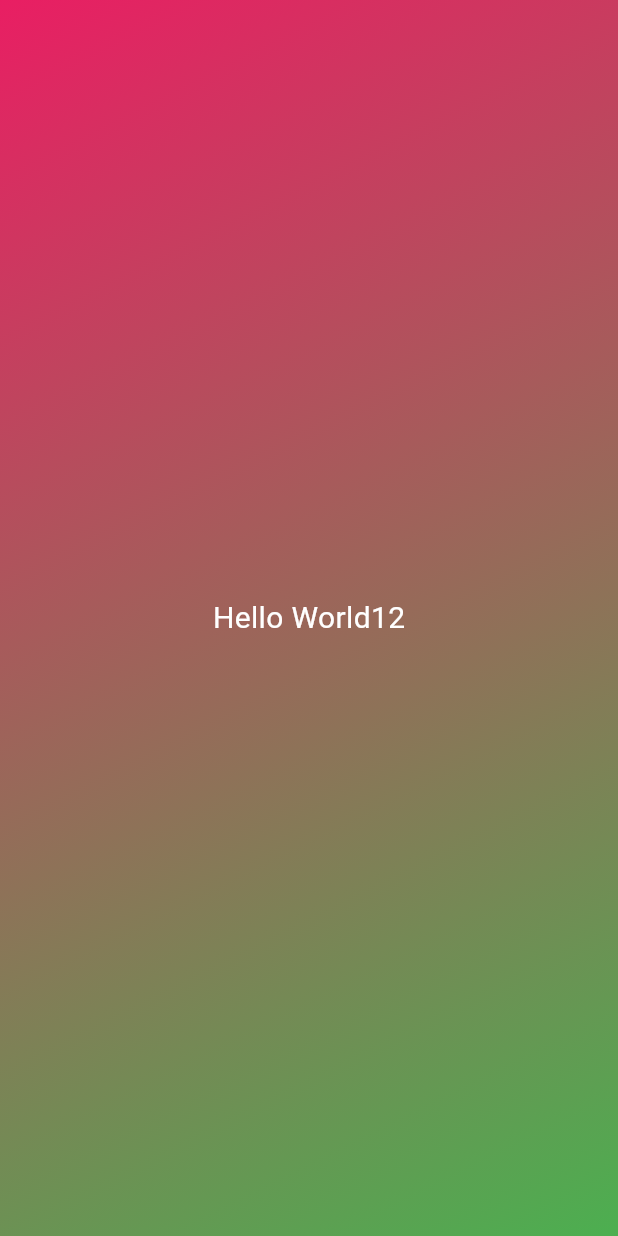
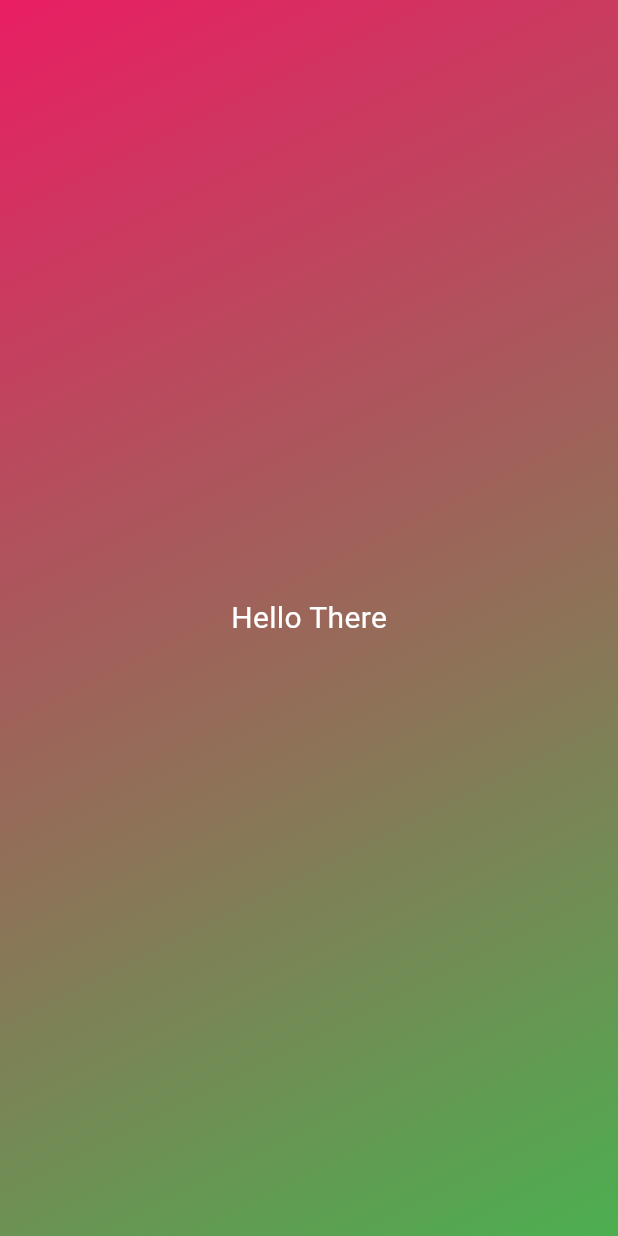
Before and after one commit to podeveloper/flutter-test, a Flutter app: the screen it shows after launch, on a phone screen of 412 x 824 dp. Run offline on Flutter 3.47's test engine with Material 3 defaults, Android fonts, the phone set to English and light mode, and no system bars.

```diff
--- /dev/null
+++ b/lib/gradient_container.dart
@@ -0,0 +1,23 @@
+import 'package:flutter/material.dart';
+
+class GradientContainer extends StatelessWidget {
+const GradientContainer({super.key});
+
+  @override
+  Widget build(context) {
+    return Container(
+          decoration: const BoxDecoration(
+            gradient: LinearGradient(colors: [
+              Colors.pink,
+              Colors.green,
+            ], begin: Alignment.topLeft, end: Alignment.bottomRight),
+          ),
+          child: const Center(
+            child: Text(
+              'Hello There',
+              style: TextStyle(color: Colors.white, fontSize: 20),
+            ),
+          ),
+        );
+  }
+}
--- a/lib/main.dart
+++ b/lib/main.dart
@@ -1,31 +1,12 @@
 import 'package:flutter/material.dart';
+import 'package:test_drive/gradient_container.dart';
 
 void main() {
   runApp(
-    MaterialApp(
+    const MaterialApp(
       home: Scaffold(
         body: GradientContainer(),
       ),
     ),
   );
 }
-
-class GradientContainer extends StatelessWidget {
-  @override
-  Widget build(context) {
-    return Container(
-          decoration: const BoxDecoration(
-            gradient: LinearGradient(colors: [
-              Colors.pink,
-              Colors.green,
-            ], begin: Alignment.topLeft, end: Alignment.bottomRight),
-          ),
-          child: const Center(
-            child: Text(
-              'Hello World12',
-              style: TextStyle(color: Colors.white, fontSize: 20),
-            ),
-          ),
-        );
-  }
-}
```
